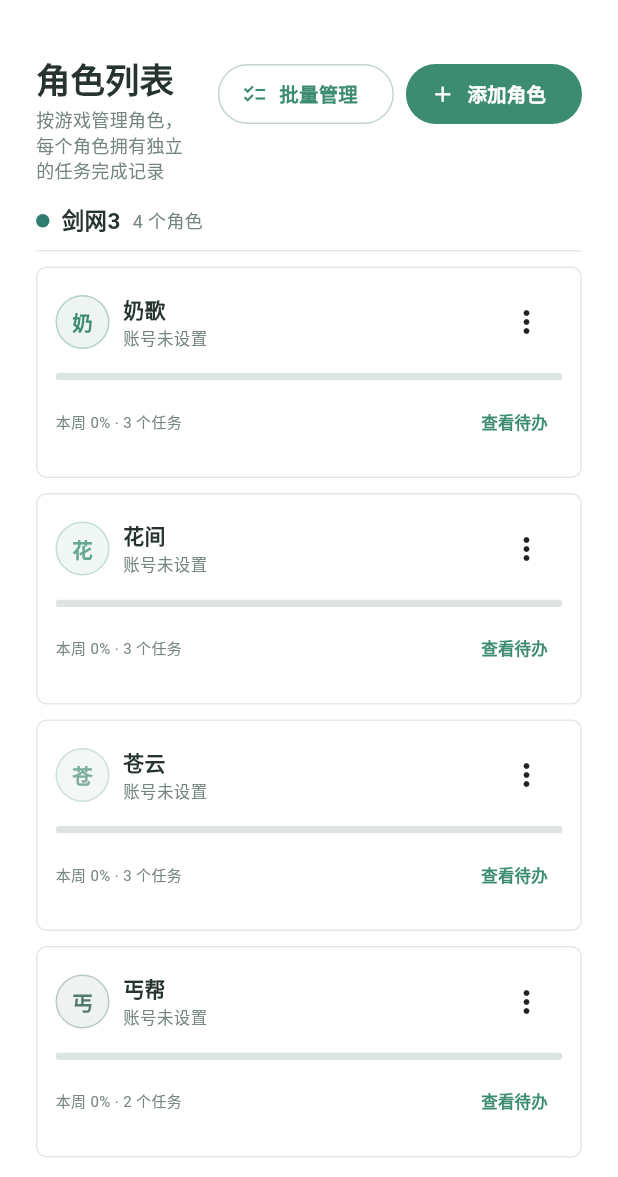
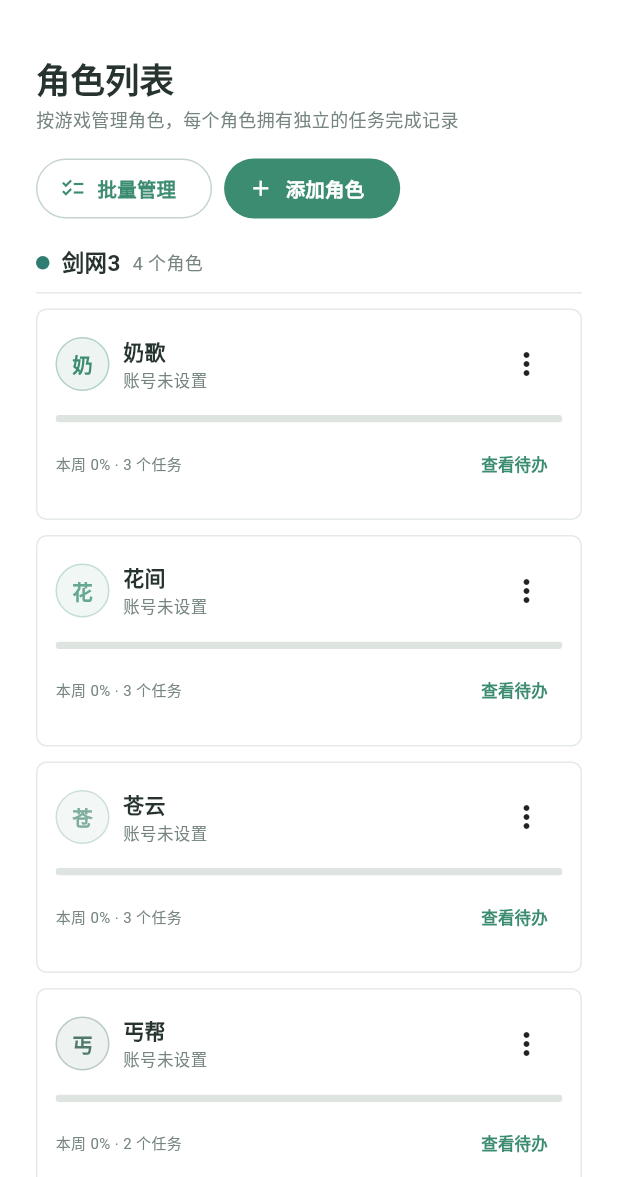
Before and after one commit to cyan77/jx3_tasks, a Flutter app: the screen it shows after launch, item 5 of the bottom bar chosen, after a tap on "角色管理", on a phone screen of 412 x 824 dp, the part 59-1236 px from its top. Run offline on Flutter 3.47's test engine with Material 3 defaults, Android fonts, the phone set to English and light mode, and no system bars; our stand-ins replace file_picker, package_info_plus, shared_preferences; missing offline and left inert: webdav_client; network calls fail; Roboto replaces fonts that are missing (Arial).

Commit message:
fix: move mobile character actions below header

```diff
--- a/lib/ui/screens/characters_screen.dart
+++ b/lib/ui/screens/characters_screen.dart
@@ -58,31 +58,26 @@
           appBar: AppBar(title: const Text('角色管理')),
           body: Column(
             children: [
-              PageHeader(
-                title: '角色列表',
-                subtitle: '按游戏管理角色，每个角色拥有独立的任务完成记录',
-                action: Row(
-                  mainAxisSize: MainAxisSize.min,
-                  children: [
-                    if (!_batchMode) ...[
-                      OutlinedButton.icon(
-                        onPressed: () => _setBatchMode(true),
-                        icon: const Icon(Icons.checklist, size: 17),
-                        label: const Text('批量管理'),
+              LayoutBuilder(
+                builder: (context, constraints) {
+                  final compact = constraints.maxWidth < 600;
+                  return Column(
+                    crossAxisAlignment: CrossAxisAlignment.start,
+                    children: [
+                      PageHeader(
+                        title: '角色列表',
+                        subtitle: '按游戏管理角色，每个角色拥有独立的任务完成记录',
+                        action: compact ? null : _headerActions(context),
                       ),
-                      const SizedBox(width: 8),
-                      FilledButton.icon(
-                        onPressed: () => showCharacterEditor(context, state),
-                        icon: const Icon(Icons.add, size: 17),
-                        label: const Text('添加角色'),
-                      ),
-                    ] else
-                      TextButton(
-                        onPressed: () => _setBatchMode(false),
-                        child: const Text('退出批量管理'),
-                      ),
-                  ],
-                ),
+                      if (compact)
+                        Padding(
+                          key: const ValueKey('mobile-character-actions'),
+                          padding: const EdgeInsets.fromLTRB(24, 0, 24, 14),
+                          child: _headerActions(context),
+                        ),
+                    ],
+                  );
+                },
               ),
               if (_batchMode)
                 _BatchToolbar(
@@ -121,6 +116,29 @@
             ],
           ),
         ),
+      );
+
+  Widget _headerActions(BuildContext context) => Wrap(
+        spacing: 8,
+        runSpacing: 8,
+        children: [
+          if (!_batchMode) ...[
+            OutlinedButton.icon(
+              onPressed: () => _setBatchMode(true),
+              icon: const Icon(Icons.checklist, size: 17),
+              label: const Text('批量管理'),
+            ),
+            FilledButton.icon(
+              onPressed: () => showCharacterEditor(context, state),
+              icon: const Icon(Icons.add, size: 17),
+              label: const Text('添加角色'),
+            ),
+          ] else
+            TextButton(
+              onPressed: () => _setBatchMode(false),
+              child: const Text('退出批量管理'),
+            ),
+        ],
       );
 
   Future<void> _archiveSelected() async {
```
Also changed, not shown: 1 other file.
